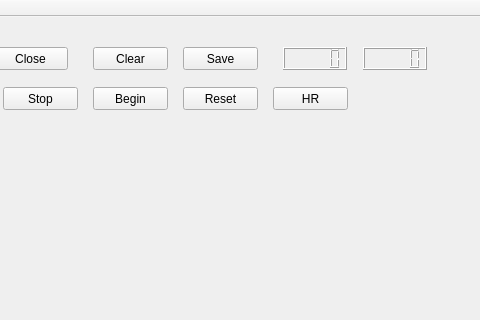
Above: mainwindow.ui from AlucardNosferatu/interaction_App before the change; both pictures show x 307 to 787 and y 0 to 320 of the 787 by 591 pixel window. Below: the same form after it.
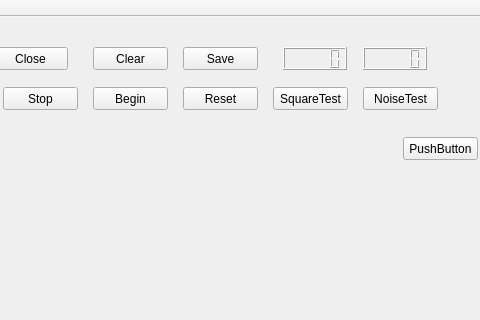
That is the form after the change. Custom widgets are drawn as their Qt base class.

```diff
--- a/mainwindow.ui
+++ b/mainwindow.ui
@@ -174,7 +174,7 @@
      <string>Clear</string>
     </property>
    </widget>
-   <widget class="QPushButton" name="pushButton">
+   <widget class="QPushButton" name="testButton">
     <property name="geometry">
      <rect>
       <x>580</x>
@@ -184,7 +184,7 @@
      </rect>
     </property>
     <property name="text">
-     <string>HR</string>
+     <string>SquareTest</string>
     </property>
    </widget>
    <widget class="QPushButton" name="initButton">
@@ -409,6 +409,32 @@
      <string>Addr</string>
     </property>
    </widget>
+   <widget class="QPushButton" name="noiseButton">
+    <property name="geometry">
+     <rect>
+      <x>670</x>
+      <y>70</y>
+      <width>75</width>
+      <height>23</height>
+     </rect>
+    </property>
+    <property name="text">
+     <string>NoiseTest</string>
+    </property>
+   </widget>
+   <widget class="QPushButton" name="pushButton">
+    <property name="geometry">
+     <rect>
+      <x>710</x>
+      <y>120</y>
+      <width>75</width>
+      <height>23</height>
+     </rect>
+    </property>
+    <property name="text">
+     <string>PushButton</string>
+    </property>
+   </widget>
   </widget>
   <widget class="QMenuBar" name="menuBar">
    <property name="geometry">
```
